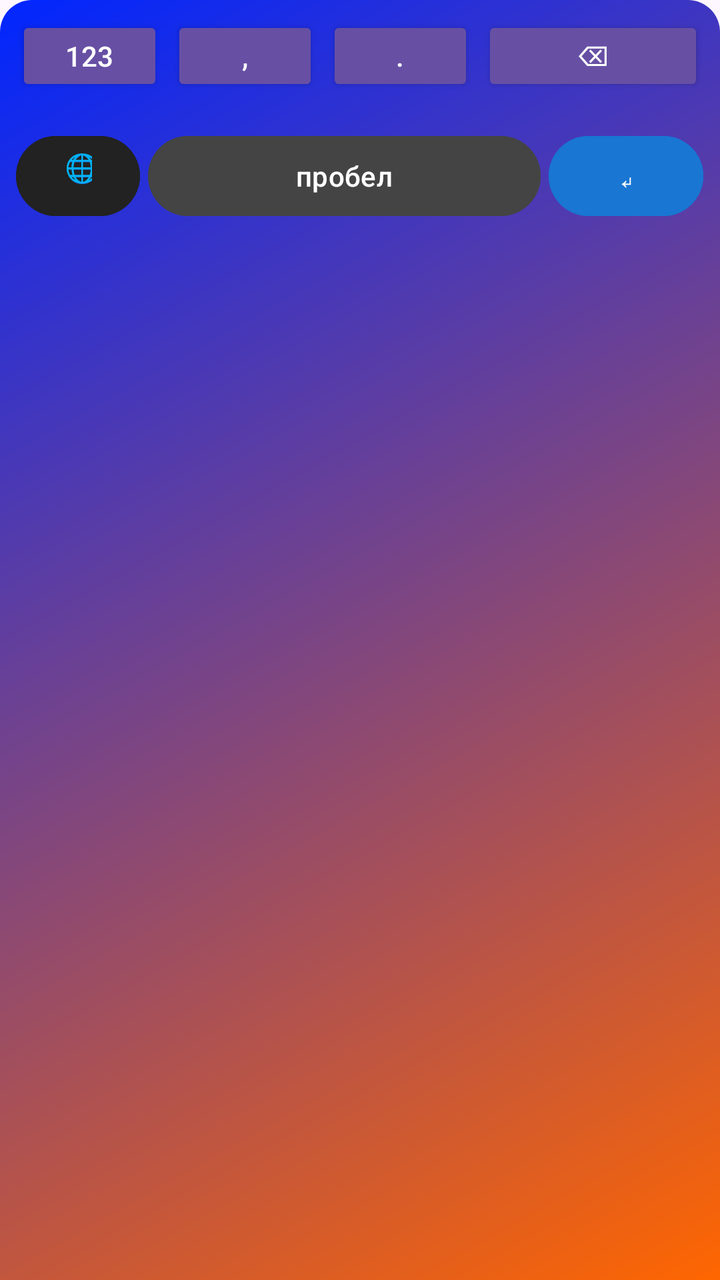
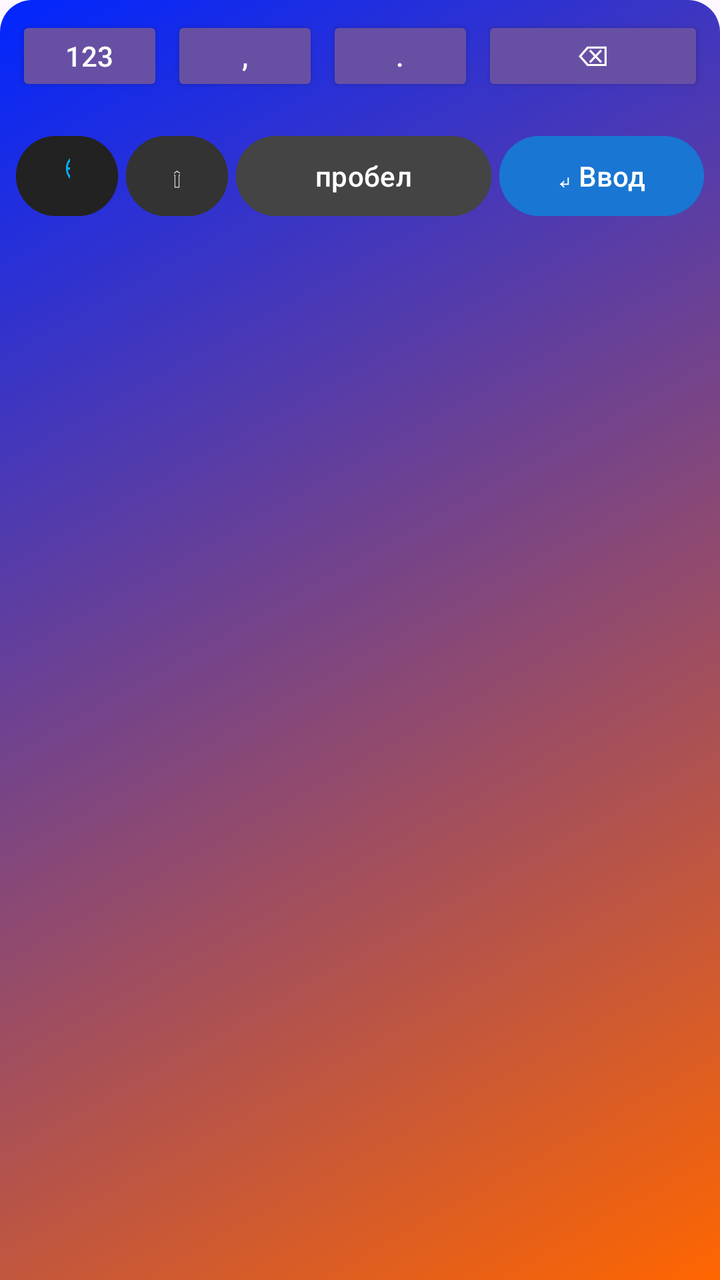

Screens rendered from an Android XML layout before and after an edit, with the pre-edit source and the edit as a unified diff.
<!-- AndroidManifest.xml: application theme Theme.SafeKeyboard -->
<!-- res/layout/keyboard_view.xml -->
<?xml version="1.0" encoding="utf-8"?>

<LinearLayout xmlns:android="http://schemas.android.com/apk/res/android"
    android:layout_width="match_parent"
    android:layout_height="wrap_content"
    android:background="@drawable/keyboard_background"
    android:orientation="vertical"
    android:padding="8dp">

    
    <LinearLayout
        android:layout_width="match_parent"
        android:layout_height="wrap_content"
        android:orientation="horizontal"
        android:gravity="center"
        android:layout_marginBottom="4dp">

        <Button
            android:id="@+id/btn_symbol_toggle"
            style="?android:attr/buttonStyleSmall"
            android:layout_width="0dp"
            android:layout_height="40dp"
            android:layout_weight="1"
            android:backgroundTint="#333333"
            android:textColor="#FFFFFF"
            android:text="123"
            android:textAllCaps="false" />

        <Button
            android:id="@+id/btn_comma"
            style="?android:attr/buttonStyleSmall"
            android:layout_width="0dp"
            android:layout_height="40dp"
            android:layout_weight="1"
            android:layout_marginStart="4dp"
            android:backgroundTint="#333333"
            android:textColor="#FFFFFF"
            android:text="," />

        <Button
            android:id="@+id/btn_dot"
            style="?android:attr/buttonStyleSmall"
            android:layout_width="0dp"
            android:layout_height="40dp"
            android:layout_weight="1"
            android:layout_marginStart="4dp"
            android:backgroundTint="#333333"
            android:textColor="#FFFFFF"
            android:text="." />

        <Button
            android:id="@+id/btn_delete"
            style="?android:attr/buttonStyleSmall"
            android:layout_width="0dp"
            android:layout_height="40dp"
            android:layout_weight="1.5"
            android:layout_marginStart="4dp"
            android:backgroundTint="#D32F2F"
            android:textColor="#FFFFFF"
            android:text="⌫ Стереть" />
    </LinearLayout>

    
    <LinearLayout
        android:id="@+id/row_1"
        android:layout_width="match_parent"
        android:layout_height="wrap_content"
        android:orientation="horizontal"
        android:gravity="center"
        android:layout_marginBottom="4dp" />

    
    <LinearLayout
        android:id="@+id/row_2"
        android:layout_width="match_parent"
        android:layout_height="wrap_content"
        android:orientation="horizontal"
        android:gravity="center"
        android:layout_marginBottom="4dp" />

    
    <LinearLayout
        android:id="@+id/row_3"
        android:layout_width="match_parent"
        android:layout_height="wrap_content"
        android:orientation="horizontal"
        android:gravity="center"
        android:layout_marginBottom="4dp" />

    
    <LinearLayout
        android:layout_width="match_parent"
        android:layout_height="wrap_content"
        android:orientation="horizontal"
        android:gravity="center">

        <Button
            android:id="@+id/btn_language"
            android:layout_width="0dp"
            android:layout_height="48dp"
            android:layout_weight="1.2"
            android:backgroundTint="#222222"
            android:textColor="#FFFFFF"
            android:text="🌐 RU"
            android:textAllCaps="false" />

        <Button
            android:id="@+id/btn_space"
            android:layout_width="0dp"
            android:layout_height="48dp"
            android:layout_weight="3.8"
            android:layout_marginStart="4dp"
            android:layout_marginEnd="4dp"
            android:backgroundTint="#444444"
            android:textColor="#FFFFFF"
            android:text="пробел"
            android:textAllCaps="false" />

        <Button
            android:id="@+id/btn_enter"
            android:layout_width="0dp"
            android:layout_height="48dp"
            android:layout_weight="1.5"
            android:backgroundTint="#1976D2"
            android:textColor="#FFFFFF"
            android:text="↵" />
    </LinearLayout>

</LinearLayout>
<!-- resources referenced by this layout -->
<resources>
  <!-- drawable keyboard_background (drawable) -->
  <?xml version="1.0" encoding="utf-8"?>
  
  <shape xmlns:android="http://schemas.android.com/apk/res/android"
      android:shape="rectangle">
      <gradient
          android:angle="135"
          android:startColor="#FF6600"
          android:endColor="#0026FF"
          android:type="linear" />
      <corners android:topRightRadius="16dp" android:topLeftRadius="16dp" />
  </shape>
  <style name="Theme.SafeKeyboard" parent="Base.Theme.SafeKeyboard" />
  <style name="Base.Theme.SafeKeyboard" parent="Theme.Material3.DayNight.NoActionBar">
          
          
      </style>
</resources>

<!-- the commit's change to res/layout/keyboard_view.xml (unified diff, before → after) -->
@@ -1,129 +1,171 @@
 <?xml version="1.0" encoding="utf-8"?>
 
-<LinearLayout xmlns:android="http://schemas.android.com/apk/res/android"
+<FrameLayout xmlns:android="http://schemas.android.com/apk/res/android"
     android:layout_width="match_parent"
     android:layout_height="wrap_content"
-    android:background="@drawable/keyboard_background"
-    android:orientation="vertical"
-    android:padding="8dp">
+    android:background="@drawable/keyboard_background">
 
     
     <LinearLayout
+        android:id="@+id/keyboard_main_layout"
         android:layout_width="match_parent"
         android:layout_height="wrap_content"
-        android:orientation="horizontal"
-        android:gravity="center"
-        android:layout_marginBottom="4dp">
+        android:orientation="vertical"
+        android:padding="8dp">
 
-        <Button
-            android:id="@+id/btn_symbol_toggle"
-            style="?android:attr/buttonStyleSmall"
-            android:layout_width="0dp"
-            android:layout_height="40dp"
-            android:layout_weight="1"
-            android:backgroundTint="#333333"
-            android:textColor="#FFFFFF"
-            android:text="123"
-            android:textAllCaps="false" />
+        
+        <LinearLayout
+            android:layout_width="match_parent"
+            android:layout_height="wrap_content"
+            android:orientation="horizontal"
+            android:gravity="center"
+            android:layout_marginBottom="4dp">
 
-        <Button
-            android:id="@+id/btn_comma"
-            style="?android:attr/buttonStyleSmall"
-            android:layout_width="0dp"
-            android:layout_height="40dp"
-            android:layout_weight="1"
-            android:layout_marginStart="4dp"
-            android:backgroundTint="#333333"
-            android:textColor="#FFFFFF"
-            android:text="," />
+            <Button
+                android:id="@+id/btn_symbol_toggle"
+                style="?android:attr/buttonStyleSmall"
+                android:layout_width="0dp"
+                android:layout_height="40dp"
+                android:layout_weight="1"
+                android:backgroundTint="#333333"
+                android:textColor="#FFFFFF"
+                android:text="123"
+                android:textAllCaps="false" />
 
-        <Button
-            android:id="@+id/btn_dot"
-            style="?android:attr/buttonStyleSmall"
-            android:layout_width="0dp"
-            android:layout_height="40dp"
-            android:layout_weight="1"
-            android:layout_marginStart="4dp"
-            android:backgroundTint="#333333"
-            android:textColor="#FFFFFF"
-            android:text="." />
+            <Button
+                android:id="@+id/btn_comma"
+                style="?android:attr/buttonStyleSmall"
+                android:layout_width="0dp"
+                android:layout_height="40dp"
+                android:layout_weight="1"
+                android:layout_marginStart="4dp"
+                android:backgroundTint="#333333"
+                android:textColor="#FFFFFF"
+                android:text="," />
 
-        <Button
-            android:id="@+id/btn_delete"
-            style="?android:attr/buttonStyleSmall"
-            android:layout_width="0dp"
-            android:layout_height="40dp"
-            android:layout_weight="1.5"
-            android:layout_marginStart="4dp"
-            android:backgroundTint="#D32F2F"
-            android:textColor="#FFFFFF"
-            android:text="⌫ Стереть" />
+            <Button
+                android:id="@+id/btn_dot"
+                style="?android:attr/buttonStyleSmall"
+                android:layout_width="0dp"
+                android:layout_height="40dp"
+                android:layout_weight="1"
+                android:layout_marginStart="4dp"
+                android:backgroundTint="#333333"
+                android:textColor="#FFFFFF"
+                android:text="." />
+
+            <Button
+                android:id="@+id/btn_delete"
+                style="?android:attr/buttonStyleSmall"
+                android:layout_width="0dp"
+                android:layout_height="40dp"
+                android:layout_weight="1.5"
+                android:layout_marginStart="4dp"
+                android:backgroundTint="#D32F2F"
+                android:textColor="#FFFFFF"
+                android:text="⌫ Стереть" />
+        </LinearLayout>
+
+        
+        <LinearLayout
+            android:id="@+id/row_1"
+            android:layout_width="match_parent"
+            android:layout_height="wrap_content"
+            android:orientation="horizontal"
+            android:gravity="center"
+            android:layout_marginBottom="4dp" />
+
+        
+        <LinearLayout
+            android:id="@+id/row_2"
+            android:layout_width="match_parent"
+            android:layout_height="wrap_content"
+            android:orientation="horizontal"
+            android:gravity="center"
+            android:layout_marginBottom="4dp" />
+
+        
+        <LinearLayout
+            android:id="@+id/row_3"
+            android:layout_width="match_parent"
+            android:layout_height="wrap_content"
+            android:orientation="horizontal"
+            android:gravity="center"
+            android:layout_marginBottom="4dp" />
+
+        
+        <LinearLayout
+            android:layout_width="match_parent"
+            android:layout_height="wrap_content"
+            android:orientation="horizontal"
+            android:gravity="center">
+
+            <Button
+                android:id="@+id/btn_language"
+                android:layout_width="0dp"
+                android:layout_height="48dp"
+                android:layout_weight="1.0"
+                android:backgroundTint="#222222"
+                android:textColor="#FFFFFF"
+                android:text="🌐 RU"
+                android:textAllCaps="false" />
+
+            <Button
+                android:id="@+id/btn_shift"
+                android:layout_width="0dp"
+                android:layout_height="48dp"
+                android:layout_weight="1.0"
+                android:layout_marginStart="4dp"
+                android:layout_marginEnd="4dp"
+                android:backgroundTint="#333333"
+                android:textColor="#FFFFFF"
+                android:text="⇧"
+                android:textAllCaps="false" />
+
+            <Button
+                android:id="@+id/btn_space"
+                android:layout_width="0dp"
+                android:layout_height="48dp"
+                android:layout_weight="2.5"
+                android:layout_marginEnd="4dp"
+                android:backgroundTint="#444444"
+                android:textColor="#FFFFFF"
+                android:text="пробел"
+                android:textAllCaps="false" />
+
+            <Button
+                android:id="@+id/btn_enter"
+                android:layout_width="0dp"
+                android:layout_height="48dp"
+                android:layout_weight="2.0"
+                android:backgroundTint="#1976D2"
+                android:textColor="#FFFFFF"
+                android:text="↵ Ввод"
+                android:textAllCaps="false" />
+        </LinearLayout>
+
     </LinearLayout>
 
     
     <LinearLayout
-        android:id="@+id/row_1"
+        android:id="@+id/alarm_layout"
         android:layout_width="match_parent"
-        android:layout_height="wrap_content"
-        android:orientation="horizontal"
+        android:layout_height="match_parent"
+        android:background="#E6111111"
         android:gravity="center"
-        android:layout_marginBottom="4dp" />
-
-    
-    <LinearLayout
-        android:id="@+id/row_2"
-        android:layout_width="match_parent"
-        android:layout_height="wrap_content"
-        android:orientation="horizontal"
-        android:gravity="center"
-        android:layout_marginBottom="4dp" />
-
-    
-    <LinearLayout
-        android:id="@+id/row_3"
-        android:layout_width="match_parent"
-        android:layout_height="wrap_content"
-        android:orientation="horizontal"
-        android:gravity="center"
-        android:layout_marginBottom="4dp" />
-
-    
-    <LinearLayout
-        android:layout_width="match_parent"
-        android:layout_height="wrap_content"
-        android:orientation="horizontal"
-        android:gravity="center">
+        android:padding="16dp"
+        android:visibility="gone">
 
         <Button
-            android:id="@+id/btn_language"
-            android:layout_width="0dp"
-            android:layout_height="48dp"
-            android:layout_weight="1.2"
-            android:backgroundTint="#222222"
+            android:id="@+id/btn_stop_alarm"
+            android:layout_width="match_parent"
+            android:layout_height="110dp"
+            android:backgroundTint="#D32F2F"
             android:textColor="#FFFFFF"
-            android:text="🌐 RU"
+            android:textSize="18sp"
+            android:text="ОСТАНОВИТЬ МУЗЫКУ (Ждите... 15с)"
             android:textAllCaps="false" />
 
-        <Button
-            android:id="@+id/btn_space"
-            android:layout_width="0dp"
-            android:layout_height="48dp"
-            android:layout_weight="3.8"
-            android:layout_marginStart="4dp"
-            android:layout_marginEnd="4dp"
-            android:backgroundTint="#444444"
-            android:textColor="#FFFFFF"
-            android:text="пробел"
-            android:textAllCaps="false" />
-
-        <Button
-            android:id="@+id/btn_enter"
-            android:layout_width="0dp"
-            android:layout_height="48dp"
-            android:layout_weight="1.5"
-            android:backgroundTint="#1976D2"
-            android:textColor="#FFFFFF"
-            android:text="↵" />
     </LinearLayout>
 
-</LinearLayout>
+</FrameLayout>
